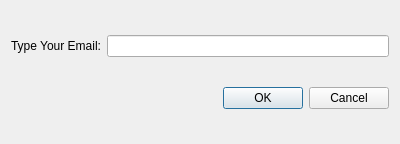
Above: UI/emailgetter_D.ui from Rolerdxx/Car-Rental before the change. Below: the same form after it.
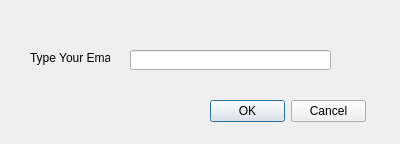
That is the form after the change.

What changed in the file:
```diff
--- a/UI/emailgetter_D.ui
+++ b/UI/emailgetter_D.ui
@@ -10,26 +10,24 @@
     <height>144</height>
    </rect>
   </property>
+  <property name="sizePolicy">
+   <sizepolicy hsizetype="Fixed" vsizetype="Fixed">
+    <horstretch>0</horstretch>
+    <verstretch>0</verstretch>
+   </sizepolicy>
+  </property>
   <property name="windowTitle">
    <string>Dialog</string>
   </property>
-  <layout class="QVBoxLayout" name="verticalLayout">
-   <item>
-    <layout class="QHBoxLayout" name="horizontalLayout">
-     <item>
-      <widget class="QLabel" name="label">
-       <property name="text">
-        <string>Type Your Email:</string>
-       </property>
-      </widget>
-     </item>
-     <item>
-      <widget class="QLineEdit" name="emailline"/>
-     </item>
-    </layout>
-   </item>
-   <item>
     <widget class="QDialogButtonBox" name="buttonBox">
+   <property name="geometry">
+    <rect>
+     <x>210</x>
+     <y>100</y>
+     <width>156</width>
+     <height>23</height>
+    </rect>
+   </property>
      <property name="orientation">
       <enum>Qt::Horizontal</enum>
      </property>
@@ -37,8 +35,29 @@
       <set>QDialogButtonBox::Cancel|QDialogButtonBox::Ok</set>
      </property>
     </widget>
-   </item>
-  </layout>
+  <widget class="QLabel" name="label">
+   <property name="geometry">
+    <rect>
+     <x>30</x>
+     <y>50</y>
+     <width>80</width>
+     <height>16</height>
+    </rect>
+   </property>
+   <property name="text">
+    <string>Type Your Email:</string>
+   </property>
+  </widget>
+  <widget class="QLineEdit" name="emailline">
+   <property name="geometry">
+    <rect>
+     <x>130</x>
+     <y>50</y>
+     <width>201</width>
+     <height>20</height>
+    </rect>
+   </property>
+  </widget>
  </widget>
  <resources/>
  <connections>
```
Lines whose indentation alone changed are shown as unchanged.
